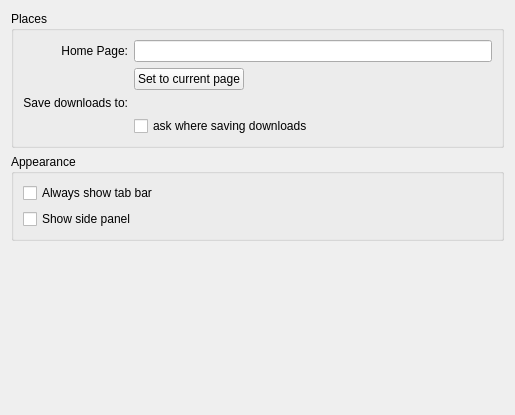
The window that src/settings_general.ui (KDE/rekonq) describes before a commit, drawn with Qt 5.
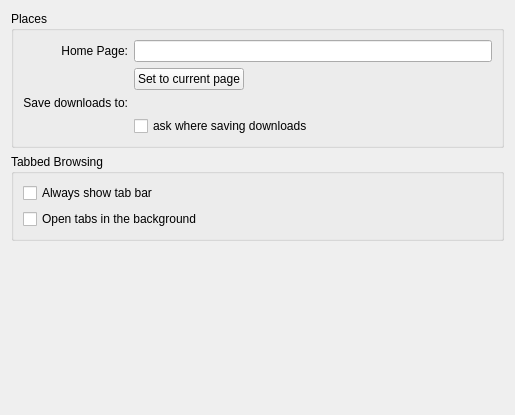
The same window after the commit. Custom widgets are drawn as their Qt base class.

Commit message: Open tabs in brackground. Step 1

What changed in the file:
```diff
--- a/src/settings_general.ui
+++ b/src/settings_general.ui
@@ -90,7 +90,7 @@
    <item>
     <widget class="QGroupBox" name="groupBox_3">
      <property name="title">
-      <string>Appearance</string>
+      <string>Tabbed Browsing</string>
      </property>
      <layout class="QVBoxLayout" name="verticalLayout">
       <item>
@@ -103,7 +103,7 @@
       <item>
        <widget class="QCheckBox" name="kcfg_showSideBar">
         <property name="text">
-         <string>Show side panel</string>
+         <string>Open tabs in the background</string>
         </property>
        </widget>
       </item>
```
Left out of the diff: 2 changed lines with no effect on the pictures. The commit also changes 3 other files.
